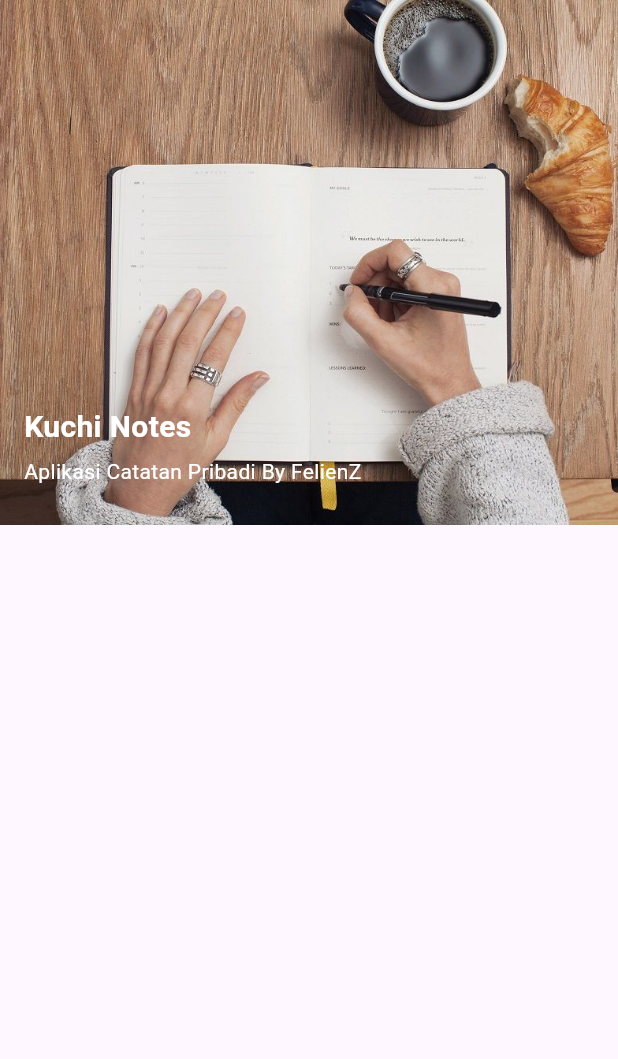
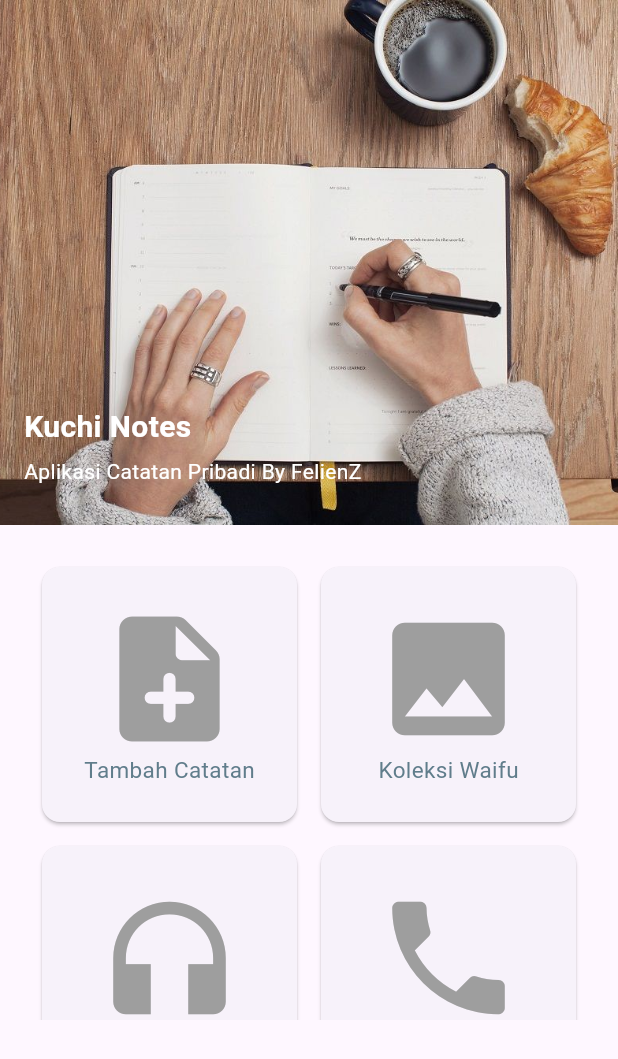
Before and after one commit to AqsaXny/Layo-CampusApp, a Flutter app: the screen it shows after launch, on a phone screen of 412 x 824 dp. Shown: the top 1059 px of the screen. Run offline on Flutter 3.47's test engine with Material 3 defaults, Android fonts, the phone set to English and light mode, and no system bars.

Commit message:
improve Homepage Component: add Card For Navigation (next step)

```diff
--- /dev/null
+++ b/lib/Components/card_logo.dart
@@ -0,0 +1,25 @@
+import 'package:flutter/material.dart';
+
+class CardLogo extends StatelessWidget {
+  const CardLogo({super.key, required this.iconItem, required this.descript});
+  final IconData iconItem;
+  final String descript;
+  @override
+  Widget build(BuildContext context) {
+    return Card(
+      margin: EdgeInsets.all(8),
+      child: Center(
+        child: Column(
+          mainAxisAlignment: MainAxisAlignment.center,
+          children: [
+            Icon(iconItem, color: Colors.grey, size: 100),
+            Text(
+              descript,
+              style: TextStyle(color: Colors.blueGrey, fontSize: 15),
+            ),
+          ],
+        ),
+      ),
+    );
+  }
+}
--- a/lib/Home/myhome.dart
+++ b/lib/Home/myhome.dart
@@ -1,5 +1,6 @@
 import 'package:flutter/material.dart';
 import 'package:kuchi_notes/Home/herosection.dart';
+import 'package:kuchi_notes/Home/navigation.dart';
 
 class Homepage extends StatelessWidget {
   const Homepage({super.key});
@@ -14,6 +15,7 @@ class Homepage extends StatelessWidget {
             description: 'Aplikasi Catatan Pribadi By FelienZ',
           ),
         ),
+        Navigationsection(),
       ],
     );
   }
--- /dev/null
+++ b/lib/Home/navigation.dart
@@ -0,0 +1,28 @@
+import 'package:flutter/material.dart';
+import 'package:kuchi_notes/Components/card_logo.dart';
+
+class Navigationsection extends StatelessWidget {
+  const Navigationsection({super.key});
+
+  @override
+  Widget build(BuildContext context) {
+    return Container(
+      width: double.infinity,
+      height: 350,
+      padding: EdgeInsets.all(20),
+      child: GridView.count(
+        crossAxisCount: 2,
+        shrinkWrap: true,
+        children: [
+          CardLogo(
+            iconItem: Icons.note_add_rounded,
+            descript: 'Tambah Catatan',
+          ),
+          CardLogo(iconItem: Icons.image, descript: 'Koleksi Waifu'),
+          CardLogo(iconItem: Icons.headphones, descript: 'Playlist Musik'),
+          CardLogo(iconItem: Icons.phone, descript: 'Kontak'),
+        ],
+      ),
+    );
+  }
+}
```
